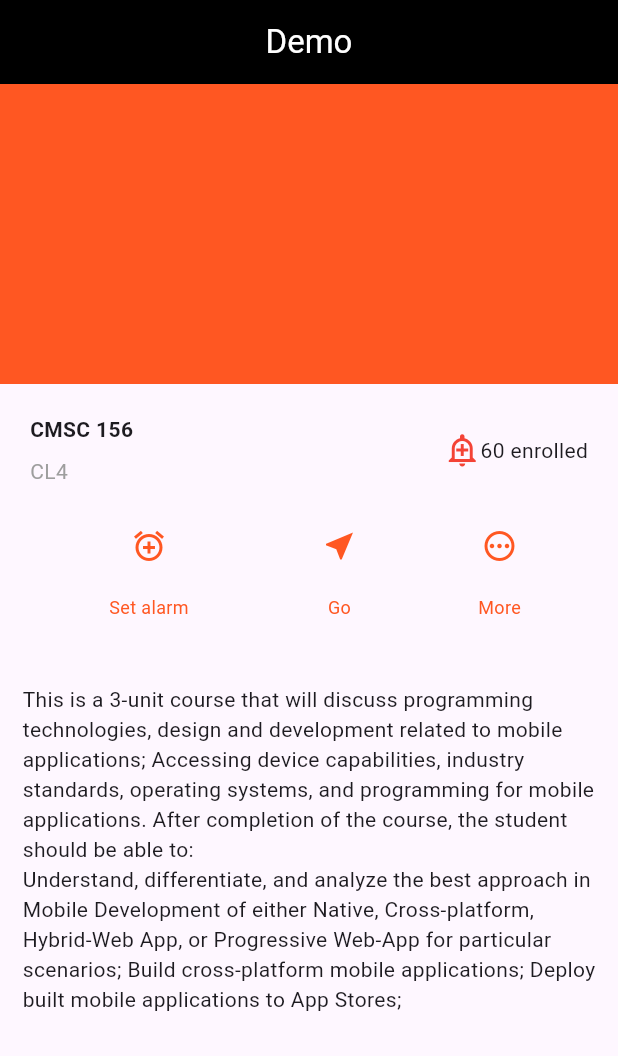
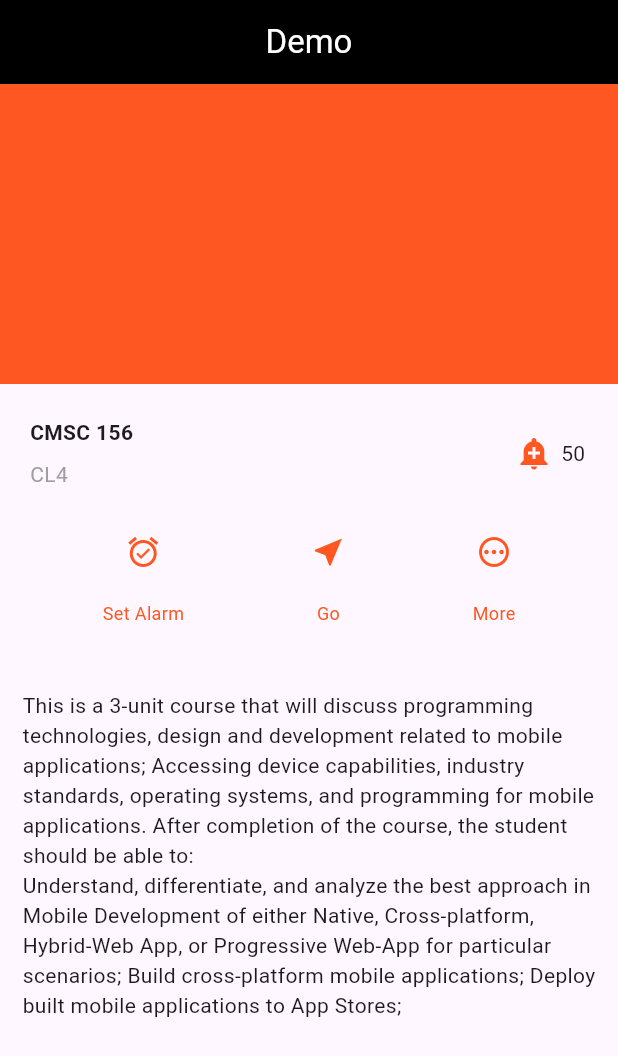
Before and after one commit to Ashiyooo/StatefulExample, a Flutter app: the screen it shows after launch, on a phone screen of 412 x 824 dp. Shown: the top 1056 px of the screen. Run offline on Flutter 3.47's test engine with Material 3 defaults, Android fonts, the phone set to English and light mode, and no system bars.

Commit message:
Made the enrolled count clickable

```diff
--- a/lib/buttonSection.dart
+++ b/lib/buttonSection.dart
@@ -12,9 +12,9 @@ class buttonSection extends StatelessWidget{
     return const Row(
       mainAxisAlignment: MainAxisAlignment.spaceEvenly,
       children: [
-        StatefulButton(),
+        StatefulButton(icon1: Icons.alarm_on, icon2: Icons.alarm_off, label1: 'Set Alarm', label2: 'Unset Alarm'),
         ButtonWithText(color: color, icon: Icons.near_me, label: 'Go'),
-        ButtonWithText(color: color, icon: Icons.pending_outlined, label: 'More'),
+        StatefulButton(icon1: Icons.pending_outlined, icon2: Icons.pending_rounded, label1: 'More', label2: 'More')
       ],
     );
 
@@ -22,9 +22,17 @@ class buttonSection extends StatelessWidget{
 }
 
 class StatefulButton extends StatefulWidget{
+  final IconData icon1;
+  final IconData icon2;
+  final String label1;
+  final String label2;
 
   const StatefulButton({
     super.key,
+    required this.icon1,
+    required this.icon2,
+    required this.label1,
+    required this.label2,
   });
 
   @override
@@ -32,32 +40,19 @@ class StatefulButton extends StatefulWidget{
 }
 
 class _StatefulButton extends State<StatefulButton>{
-  bool _active = false;
+  bool _active = true;
   final Color _color = Colors.deepOrange;
-  final String setAlarm = 'Alarm Set';
-  final String unsetAlarm = 'Alarm turned off';
-
 
   @override
   Widget build(BuildContext context) {
     return IconButton(
-              onPressed: () {
-                final snackBar = SnackBar(
-                  content: _active?
-                    Text(unsetAlarm):
-                    Text(setAlarm)
-                  );
-                  ScaffoldMessenger.of(context).showSnackBar(snackBar);
-                  setState(() {
-                    _active = !_active;
-                  });
-                },
+              onPressed: _handleTap,
               icon: (_active)?
-                ButtonWithText(color: _color, icon: Icons.alarm_off_rounded, label: 'Turn off alarm'):
-                ButtonWithText(color: _color, icon: Icons.alarm_add, label: 'Set alarm'),
+                ButtonWithText(color: _color, icon: widget.icon1, label: widget.label1):
+                ButtonWithText(color: _color, icon: widget.icon2, label: widget.label2),
             );
   }
-  //void _handleTap() => setState(() { _active = !_active;});
+  void _handleTap() => setState(() { _active = !_active;});
 }
 class ButtonWithText extends StatelessWidget{
   final Color color;
--- a/lib/title.dart
+++ b/lib/title.dart
@@ -37,15 +37,55 @@ class TitleSection extends StatelessWidget{
                 ]
               ),
             ),
-        Icon(
-          Icons.add_alert_outlined,
-          color: Colors.red[500],
-          ),
-        const Text(
-          '60 enrolled'
-          ),
+        FavoriteWidget(),
         ],
       )
     );
   }
 }
+
+class FavoriteWidget extends StatefulWidget{
+  const FavoriteWidget({super.key});
+
+  @override
+  State<FavoriteWidget> createState() => _FavoriteWidgetState();
+}
+
+class _FavoriteWidgetState extends State<FavoriteWidget> {
+  Color _color = Colors.deepOrange;
+  bool _isClicked = false;
+  int _enrolledCount = 50;
+
+  @override
+  Widget build(BuildContext context) {
+    return Row(
+      mainAxisSize: MainAxisSize.min,
+      children: [
+        Container(
+          padding: const EdgeInsets.all(2.0),
+          child: IconButton(
+            padding: const EdgeInsets.all(0),
+            alignment: Alignment.centerRight,
+            icon: _isClicked? Icon(Icons.add_alert_outlined, color: _color): Icon(Icons.add_alert, color: _color),
+            onPressed: _toggleFavorite,
+            ),
+        ),
+        SizedBox(
+          width: 18,
+          child: Text('$_enrolledCount'),
+        )
+      ],
+    );
+  }
+
+  void _toggleFavorite() {
+    setState(() {
+      if(_isClicked){
+        _enrolledCount--;
+      } else {
+        _enrolledCount++;
+      }
+      _isClicked = !_isClicked;
+    });
+  }
+}
```
